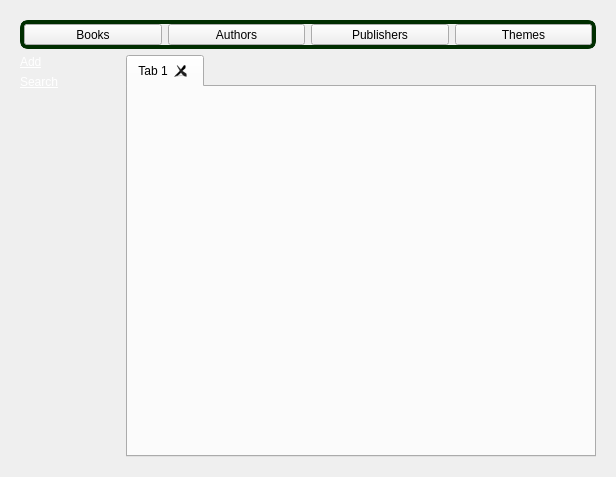
First picture: the form in src/gui/UI/OperationsWidget.ui, repository jgastal/plivros, before the edit.
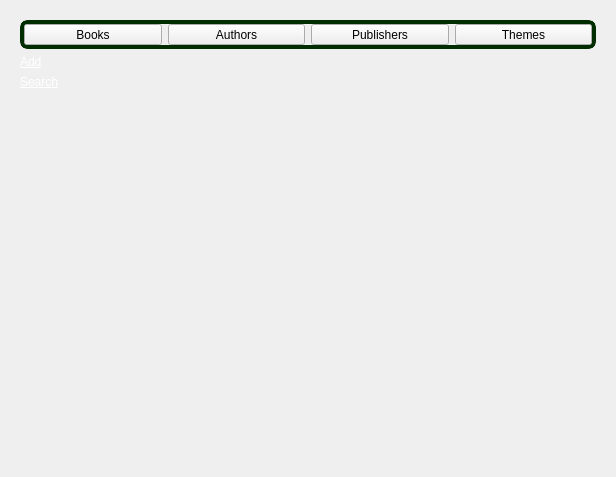
Second picture: the form after the edit.

Commit message: Tabs are now placed in a tab widget specific to it's category.

```diff
--- a/src/gui/UI/OperationsWidget.ui
+++ b/src/gui/UI/OperationsWidget.ui
@@ -138,24 +138,6 @@
         </property>
        </widget>
       </item>
-      <item row="1" column="1" rowspan="3" colspan="2">
-       <widget class="QTabWidget" name="tabWidget">
-        <property name="styleSheet">
-         <string notr="true"/>
-        </property>
-        <property name="currentIndex">
-         <number>0</number>
-        </property>
-        <property name="tabsClosable">
-         <bool>true</bool>
-        </property>
-        <widget class="QWidget" name="tab_5">
-         <attribute name="title">
-          <string>Tab 1</string>
-         </attribute>
-        </widget>
-       </widget>
-      </item>
       <item row="2" column="0">
        <widget class="QLabel" name="searchLabel">
         <property name="sizePolicy">
```
Left out of the diff: 18 changed lines with no effect on the pictures. The commit also changes 2 other files.
